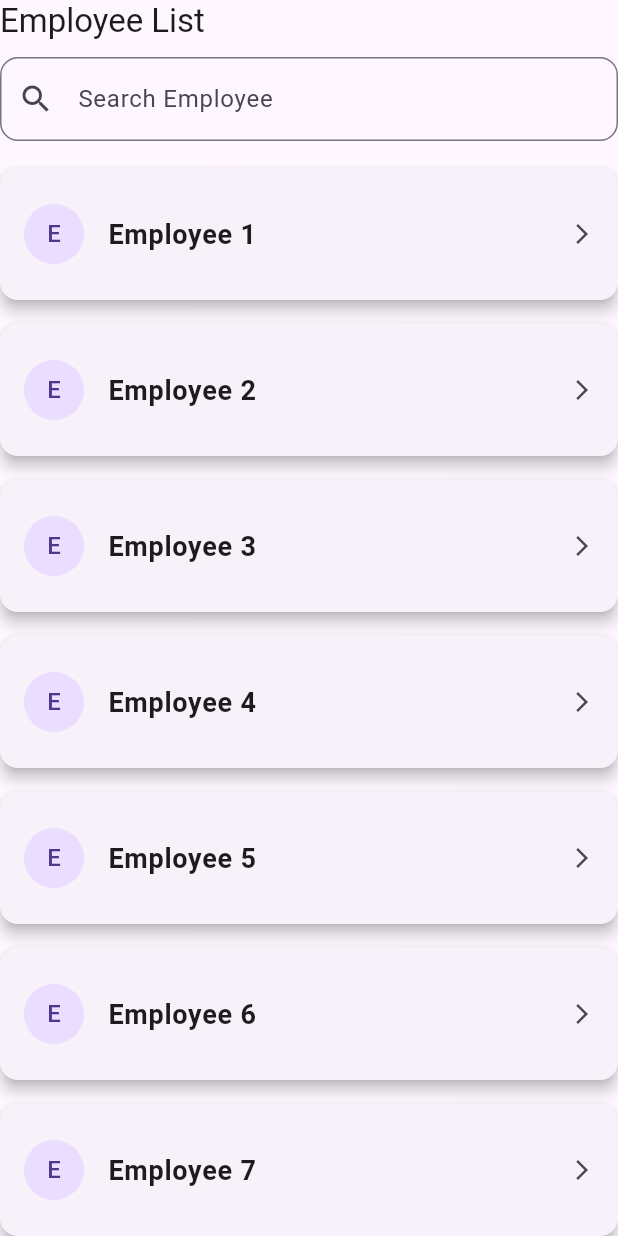
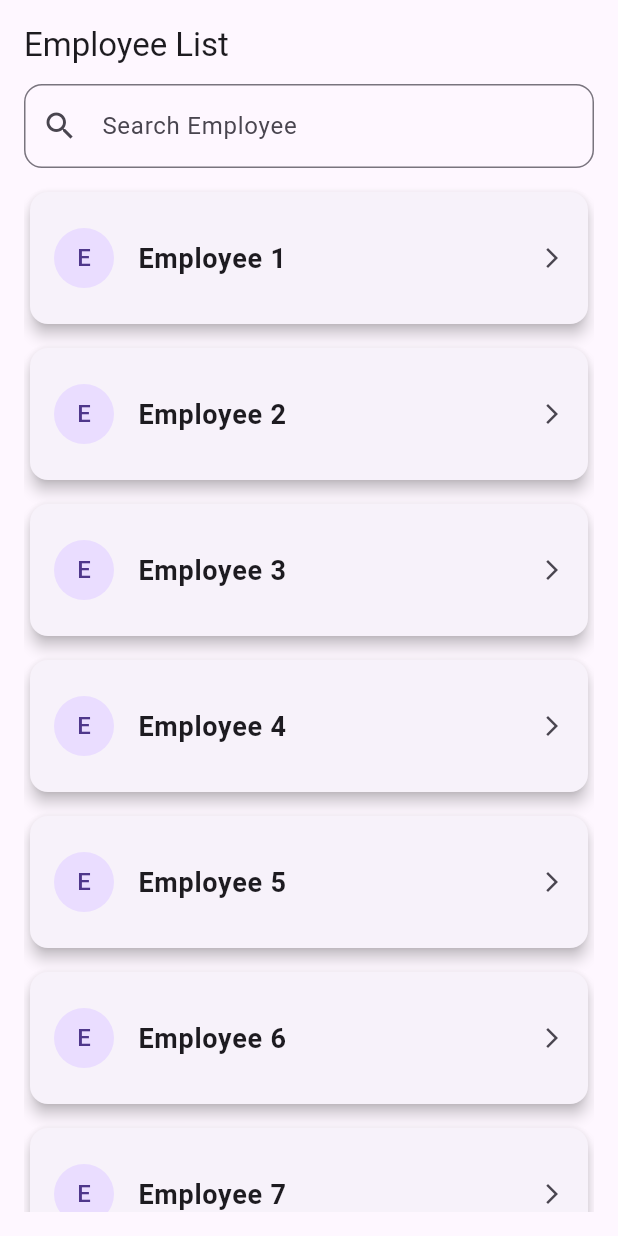
Before and after one commit to emnggprw/teamsync, a Flutter app: the EmployeeSearchScreen widget shown alone on an empty page, opened directly, on a phone screen of 412 x 824 dp. Run offline on Flutter 3.47's test engine with Material 3 defaults, Android fonts, the phone set to English and light mode, and no system bars; our stand-ins replace table_calendar.

Commit message:
Optimized performance and state management of the employee list view

```diff
--- a/lib/screens/employee_search_screen.dart
+++ b/lib/screens/employee_search_screen.dart
@@ -7,22 +7,20 @@ class EmployeeSearchScreen extends StatefulWidget {
 }
 
 class _EmployeeSearchScreenState extends State<EmployeeSearchScreen> {
-  TextEditingController _searchController = TextEditingController();
-  List<String> employees = List.generate(12, (index) => 'Employee ${index + 1}');
-  List<String> filteredEmployees = [];
+  final TextEditingController _searchController = TextEditingController();
+  final List<String> employees = List.generate(12, (index) => 'Employee ${index + 1}');
+  final ValueNotifier<List<String>> _filteredEmployees = ValueNotifier([]);
 
   @override
   void initState() {
     super.initState();
-    filteredEmployees = employees;
+    _filteredEmployees.value = employees;
   }
 
   void _filterEmployees(String query) {
-    setState(() {
-      filteredEmployees = employees
+    _filteredEmployees.value = employees
         .where((employee) => employee.toLowerCase().contains(query.toLowerCase()))
         .toList();
-    });
   }
 
   void _navigateToProfile(String employeeName) {
@@ -34,51 +32,78 @@ class _EmployeeSearchScreenState extends State<EmployeeSearchScreen> {
 
   @override
   Widget build(BuildContext context) {
-    return Column(
+    return Padding(
+      padding: const EdgeInsets.all(16.0),
+      child: Column(
         crossAxisAlignment: CrossAxisAlignment.start,
         children: [
           Text('Employee List', style: Theme.of(context).textTheme.titleLarge),
-        SizedBox(height: 10),
-        TextField(
+          const SizedBox(height: 12),
+          _buildSearchBar(),
+          const SizedBox(height: 12),
+          Expanded(child: _buildEmployeeList()),
+        ],
+      ),
+    );
+  }
+
+  Widget _buildSearchBar() {
+    return TextField(
       controller: _searchController,
       decoration: InputDecoration(
         labelText: 'Search Employee',
-            prefixIcon: Icon(Icons.search),
+        prefixIcon: const Icon(Icons.search),
         border: OutlineInputBorder(borderRadius: BorderRadius.circular(12)),
       ),
       onChanged: _filterEmployees,
-        ),
-        SizedBox(height: 10),
-        Expanded(
-          child: ListView.builder(
-            itemCount: filteredEmployees.length,
-            itemBuilder: (context, index) {
-              return GestureDetector(
-                onTap: () => _navigateToProfile(filteredEmployees[index]),
-                child: Card(
-                  shape: RoundedRectangleBorder(
-                    borderRadius: BorderRadius.circular(12),
-                  ),
-                  elevation: 4,
-                  margin: EdgeInsets.symmetric(vertical: 8),
-                  child: ListTile(
-                    contentPadding: EdgeInsets.all(16),
-                    leading: CircleAvatar(
-                      child: Text(filteredEmployees[index][0]),
-                    ),
-                    title: Text(
-                      filteredEmployees[index],
-                      style: TextStyle(fontSize: 18, fontWeight: FontWeight.bold),
-                    ),
-                    trailing: Icon(Icons.arrow_forward_ios, size: 16),
-                  ),
-                ),
-              );
-            },
-          ),
-        ),
-      ],
     );
   }
 
+  Widget _buildEmployeeList() {
+    return ValueListenableBuilder<List<String>>(
+      valueListenable: _filteredEmployees,
+      builder: (context, employees, _) {
+        if (employees.isEmpty) {
+          return const Center(child: Text("No employees found", style: TextStyle(fontSize: 16)));
         }
+        return ListView.separated(
+          itemCount: employees.length,
+          separatorBuilder: (_, __) => const SizedBox(height: 8),
+          itemBuilder: (context, index) {
+            return _EmployeeCard(
+              employeeName: employees[index],
+              onTap: () => _navigateToProfile(employees[index]),
+            );
+          },
+        );
+      },
+    );
+  }
+}
+
+class _EmployeeCard extends StatelessWidget {
+  final String employeeName;
+  final VoidCallback onTap;
+
+  const _EmployeeCard({required this.employeeName, required this.onTap, Key? key}) : super(key: key);
+
+  @override
+  Widget build(BuildContext context) {
+    return Card(
+      shape: RoundedRectangleBorder(borderRadius: BorderRadius.circular(12)),
+      elevation: 4,
+      child: ListTile(
+        contentPadding: const EdgeInsets.all(16),
+        leading: CircleAvatar(
+          child: Text(employeeName[0]),
+        ),
+        title: Text(
+          employeeName,
+          style: const TextStyle(fontSize: 18, fontWeight: FontWeight.bold),
+        ),
+        trailing: const Icon(Icons.arrow_forward_ios, size: 16),
+        onTap: onTap,
+      ),
+    );
+  }
+}
```
Lines whose indentation alone changed are shown as unchanged.
